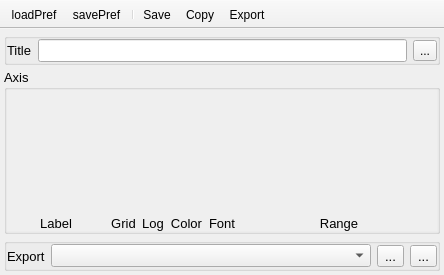
This is UIs/nCustomPlot.ui in NeutrinoToolkit/Neutrino as Qt 5 draws it before an edit. The edited form follows.
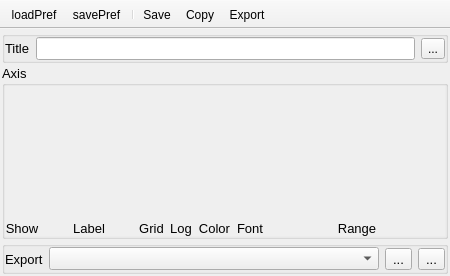
This is the edited form. Icons and pictures are not drawn.

Commit message: show/hide plots in ncustomplot

Patch:
```diff
--- a/UIs/nCustomPlot.ui
+++ b/UIs/nCustomPlot.ui
@@ -6,8 +6,8 @@
    <rect>
     <x>0</x>
     <y>0</y>
-    <width>444</width>
-    <height>275</height>
+    <width>450</width>
+    <height>276</height>
    </rect>
   </property>
   <property name="windowTitle">
@@ -17,21 +17,21 @@
    <bool>true</bool>
   </property>
   <widget class="QWidget" name="centralwidget">
-   <layout class="QVBoxLayout" name="verticalLayout" stretch="0,0,0">
+   <layout class="QVBoxLayout" name="verticalLayout" stretch="0,1,0">
     <property name="spacing">
-     <number>4</number>
+     <number>2</number>
     </property>
     <property name="leftMargin">
-     <number>4</number>
+     <number>2</number>
     </property>
     <property name="topMargin">
-     <number>4</number>
+     <number>2</number>
     </property>
     <property name="rightMargin">
-     <number>4</number>
+     <number>2</number>
     </property>
     <property name="bottomMargin">
-     <number>4</number>
+     <number>2</number>
     </property>
     <item>
      <widget class="QGroupBox" name="groupBox">
@@ -134,8 +134,8 @@
            <rect>
             <x>0</x>
             <y>0</y>
-            <width>430</width>
-            <height>142</height>
+            <width>440</width>
+            <height>149</height>
            </rect>
           </property>
           <layout class="QGridLayout" name="gridLayout">
@@ -152,19 +152,19 @@
             <number>0</number>
            </property>
            <item row="0" column="0">
-            <layout class="QGridLayout" name="labels_layout" columnstretch="1,0,0,0,0,2">
+            <layout class="QGridLayout" name="labels_layout" columnstretch="0,1,0,0,0,0,2">
              <property name="verticalSpacing">
               <number>0</number>
              </property>
-             <item row="0" column="5">
-              <widget class="QLabel" name="label_9">
+             <item row="0" column="1">
+              <widget class="QLabel" name="label_2">
                <property name="font">
                 <font>
                  <pointsize>10</pointsize>
                 </font>
                </property>
                <property name="text">
-                <string>Range</string>
+                <string>Label</string>
                </property>
                <property name="alignment">
                 <set>Qt::AlignBottom|Qt::AlignHCenter</set>
@@ -172,21 +172,6 @@
               </widget>
              </item>
              <item row="0" column="4">
-              <widget class="QLabel" name="label_7">
-               <property name="font">
-                <font>
-                 <pointsize>10</pointsize>
-                </font>
-               </property>
-               <property name="text">
-                <string>Font</string>
-               </property>
-               <property name="alignment">
-                <set>Qt::AlignBottom|Qt::AlignHCenter</set>
-               </property>
-              </widget>
-             </item>
-             <item row="0" column="3">
               <widget class="QLabel" name="label_5">
                <property name="font">
                 <font>
@@ -201,7 +186,7 @@
                </property>
               </widget>
              </item>
-             <item row="0" column="2">
+             <item row="0" column="3">
               <widget class="QLabel" name="label_4">
                <property name="font">
                 <font>
@@ -216,7 +201,37 @@
                </property>
               </widget>
              </item>
-             <item row="0" column="1">
+             <item row="0" column="6">
+              <widget class="QLabel" name="label_9">
+               <property name="font">
+                <font>
+                 <pointsize>10</pointsize>
+                </font>
+               </property>
+               <property name="text">
+                <string>Range</string>
+               </property>
+               <property name="alignment">
+                <set>Qt::AlignBottom|Qt::AlignHCenter</set>
+               </property>
+              </widget>
+             </item>
+             <item row="0" column="5">
+              <widget class="QLabel" name="label_7">
+               <property name="font">
+                <font>
+                 <pointsize>10</pointsize>
+                </font>
+               </property>
+               <property name="text">
+                <string>Font</string>
+               </property>
+               <property name="alignment">
+                <set>Qt::AlignBottom|Qt::AlignHCenter</set>
+               </property>
+              </widget>
+             </item>
+             <item row="0" column="2">
               <widget class="QLabel" name="label_3">
                <property name="font">
                 <font>
@@ -232,14 +247,14 @@
               </widget>
              </item>
              <item row="0" column="0">
-              <widget class="QLabel" name="label_2">
+              <widget class="QLabel" name="label_8">
                <property name="font">
                 <font>
                  <pointsize>10</pointsize>
                 </font>
                </property>
                <property name="text">
-                <string>Label</string>
+                <string>Show</string>
                </property>
                <property name="alignment">
                 <set>Qt::AlignBottom|Qt::AlignHCenter</set>
```
Left out of the diff: 1 changed line with no effect on the pictures. The commit also changes 4 other files.
